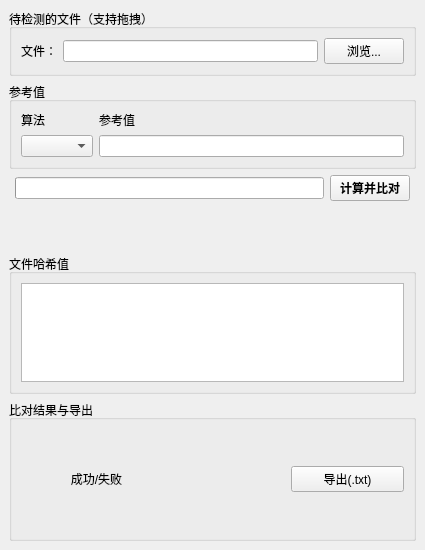
This is file_hash_helper.ui in kaiza-hikaru-del/file_hash_helper as Qt 5 draws it before an edit. The edited form follows.
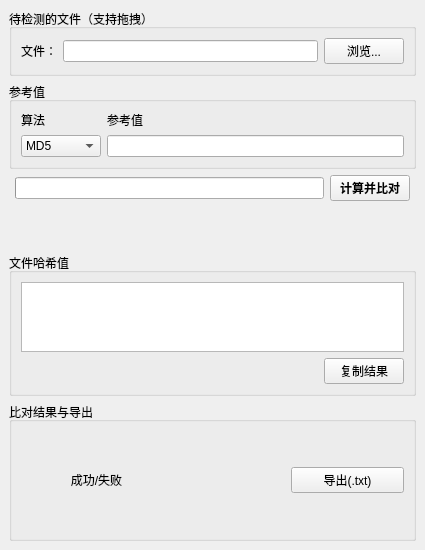
This is the edited form.

Commit message: Edit ui and change some objects_name

The edit to the form file:
```diff
--- a/file_hash_helper.ui
+++ b/file_hash_helper.ui
@@ -86,7 +86,38 @@
         </widget>
        </item>
        <item row="1" column="0">
-        <widget class="QComboBox" name="comboBox"/>
+        <widget class="QComboBox" name="cb_algo">
+         <item>
+          <property name="text">
+           <string>MD5</string>
+          </property>
+         </item>
+         <item>
+          <property name="text">
+           <string>SHA-1</string>
+          </property>
+         </item>
+         <item>
+          <property name="text">
+           <string>SHA-224</string>
+          </property>
+         </item>
+         <item>
+          <property name="text">
+           <string>SHA-256</string>
+          </property>
+         </item>
+         <item>
+          <property name="text">
+           <string>SHA-384</string>
+          </property>
+         </item>
+         <item>
+          <property name="text">
+           <string>SHA-512</string>
+          </property>
+         </item>
+        </widget>
        </item>
        <item row="1" column="1">
         <widget class="QLineEdit" name="lineEdit_2"/>
@@ -171,9 +202,40 @@
       <property name="title">
        <string>文件哈希值</string>
       </property>
-      <layout class="QHBoxLayout" name="horizontalLayout_3">
+      <layout class="QVBoxLayout" name="verticalLayout_2">
        <item>
-        <widget class="QTableWidget" name="tableWidget"/>
+        <widget class="QTableWidget" name="tableWidget">
+         <property name="rowCount">
+          <number>0</number>
+         </property>
+         <property name="columnCount">
+          <number>0</number>
+         </property>
+        </widget>
+       </item>
+       <item>
+        <layout class="QHBoxLayout" name="horizontalLayout_3">
+         <item>
+          <spacer name="horizontalSpacer_4">
+           <property name="orientation">
+            <enum>Qt::Horizontal</enum>
+           </property>
+           <property name="sizeHint" stdset="0">
+            <size>
+             <width>40</width>
+             <height>20</height>
+            </size>
+           </property>
+          </spacer>
+         </item>
+         <item>
+          <widget class="QPushButton" name="btn_copyresult">
+           <property name="text">
+            <string>复制结果</string>
+           </property>
+          </widget>
+         </item>
+        </layout>
        </item>
       </layout>
      </widget>
```
Left out of the diff: 16 changed lines with no effect on the pictures. The commit also changes 3 other files.
